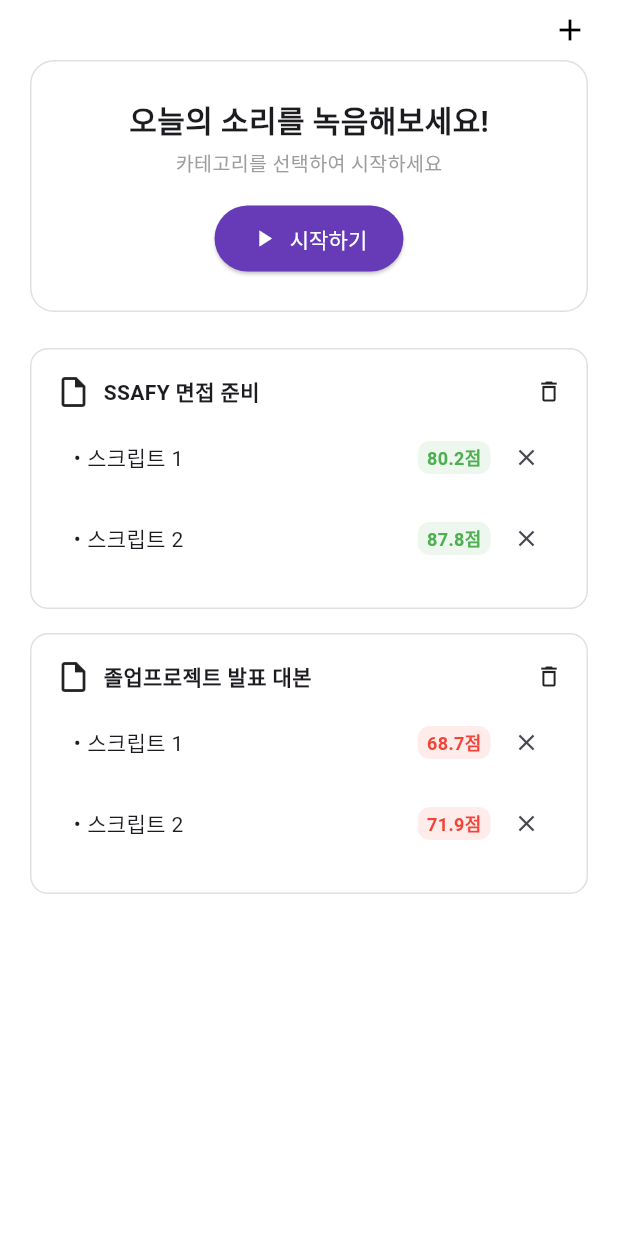
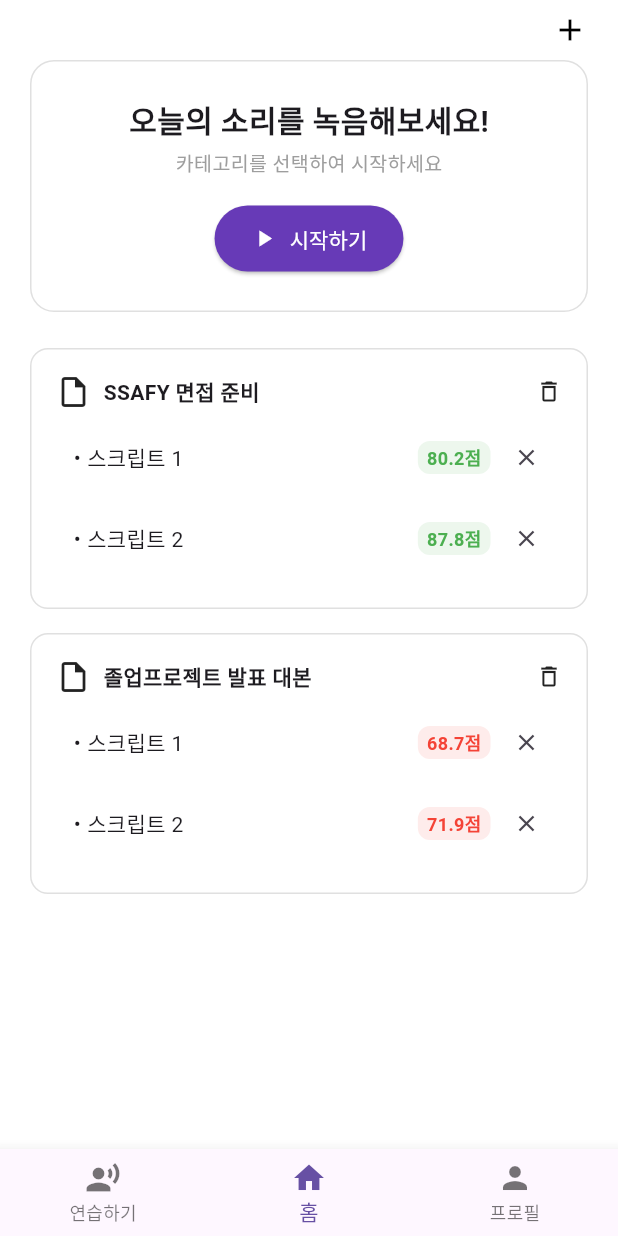
Before and after one commit to fufckddl/Sorimoi, a Flutter app: the RecordingHomeScreen screen opened by its route, on a phone screen of 412 x 824 dp. Run offline on Flutter 3.47's test engine with Material 3 defaults, Android fonts, the phone set to English and light mode, and no system bars; our stand-ins replace audioplayers, google_fonts, shared_preferences, table_calendar; missing offline and left inert: kakao_flutter_sdk_common, kakao_flutter_sdk_user, mysql1, mysql_client; accounts and stored records are empty.

Commit message:
5/15 밑에 프로필가기 거기 사라져서 고쳐둠

```diff
--- a/lib/userhome/userHome2.dart
+++ b/lib/userhome/userHome2.dart
@@ -8,6 +8,8 @@ class RecordingHomeScreen extends StatefulWidget {
 }
 
 class _RecordingHomeScreenState extends State<RecordingHomeScreen> {
+  int _selectedIndex = 1;
+
   List<String> categories = ['SSAFY 면접 준비', '졸업프로젝트 발표 대본'];
 
   Map<String, List<Map<String, String>>> scriptData = {
@@ -20,6 +22,19 @@ class _RecordingHomeScreenState extends State<RecordingHomeScreen> {
       {'name': '스크립트 2', 'score': '71.9'},
     ],
   };
+
+  void _onItemTapped(int index) {
+    setState(() {
+      _selectedIndex = index;
+    });
+    if (index == 0) {
+      Navigator.pushReplacementNamed(context, '/voice');
+    } else if (index == 1) {
+      Navigator.pushReplacementNamed(context, '/home');
+    } else if (index == 2) {
+      Navigator.pushReplacementNamed(context, '/profileHome');
+    }
+  }
 
   @override
   Widget build(BuildContext context) {
@@ -96,6 +111,15 @@ class _RecordingHomeScreenState extends State<RecordingHomeScreen> {
             ),
           ],
         ),
+      ),
+      bottomNavigationBar: BottomNavigationBar(
+        currentIndex: _selectedIndex,
+        onTap: _onItemTapped,
+        items: const [
+          BottomNavigationBarItem(icon: Icon(Icons.record_voice_over), label: '연습하기'),
+          BottomNavigationBarItem(icon: Icon(Icons.home), label: '홈'),
+          BottomNavigationBarItem(icon: Icon(Icons.person), label: '프로필'),
+        ],
       ),
     );
   }
```
